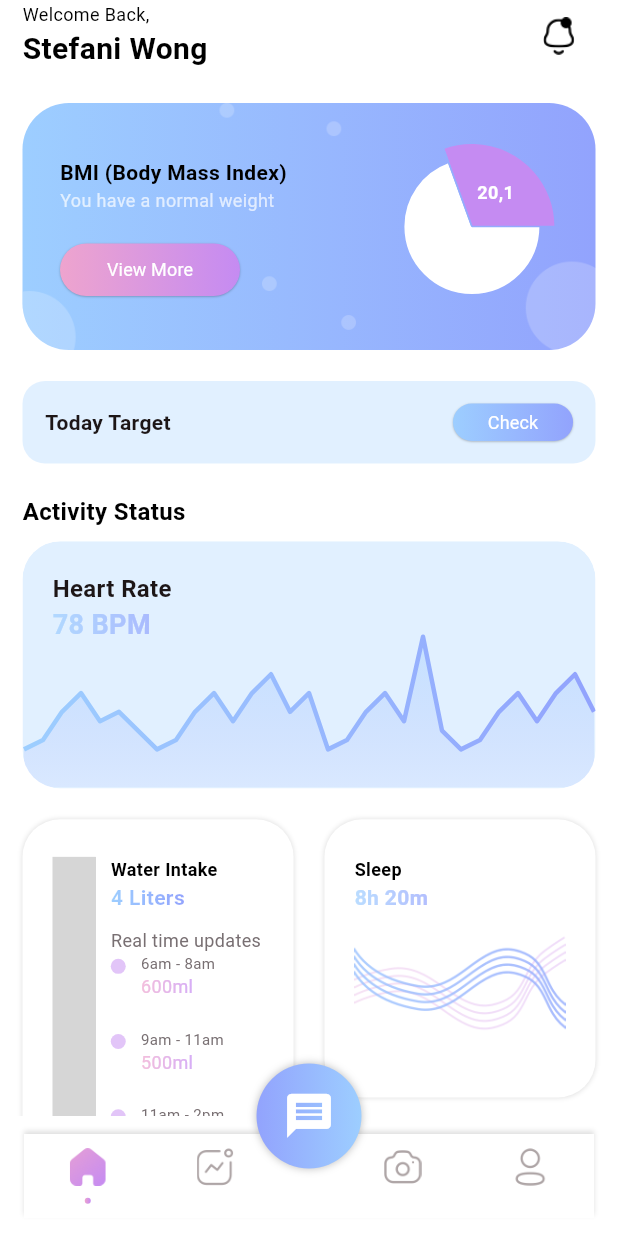
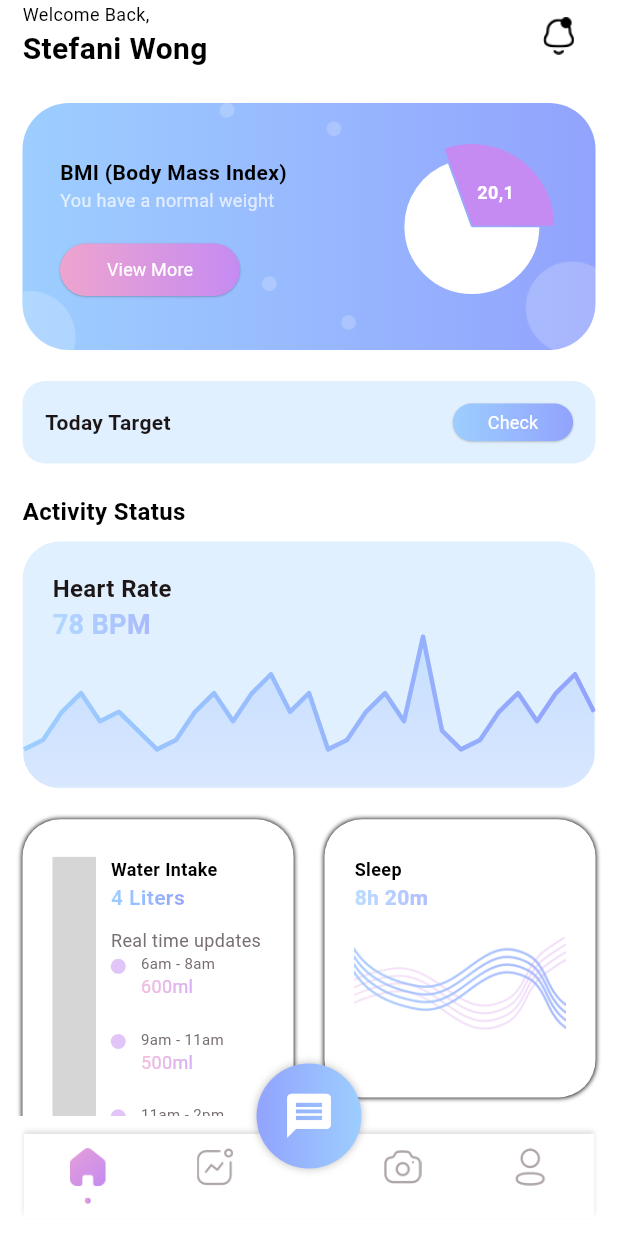
Before and after one commit to Vuonggba1403/smart_fitness_assistant, a Flutter app: the screen it shows after launch, on a phone screen of 412 x 824 dp. Run offline on Flutter 3.47's test engine with Material 3 defaults, Android fonts, the phone set to English and light mode, and no system bars; drawn by our look-alikes of fl_chart; our stand-ins replace animated_toggle_switch, bloc, carousel_slider, delightful_toast, flutter_bloc, readmore and 3 more; missing offline and left inert: dotted_dashed_line, simple_animation_progress_bar; key blocks and very long unbroken strings in the code were emptied for the run; grey boxes are pictures that could not be loaded.

```diff
--- a/lib/core/theme/logic/cubit/theme_cubit.dart
+++ b/lib/core/theme/logic/cubit/theme_cubit.dart
@@ -6,11 +6,6 @@ import 'package:smart_fitness_assistant/core/theme/ui/app_theme.dart';
 
 part 'theme_state.dart';
 
-/// ThemeCubit chịu trách nhiệm:
-/// - Load theme khi khởi tạo (_loadTheme)
-/// - Toggle theme khi user đổi (toggleTheme)
-/// - Lưu trạng thái vào SharedPreferences (persistence)
-/// - Cung cấp getter currentTheme nếu cần trực tiếp ThemeData
 class ThemeCubit extends Cubit<ThemeState> {
   /// Khởi tạo với mặc định (isDarkMode = false).
   /// Sau đó _loadTheme sẽ đọc prefs và emit lại nếu có saved value.
--- a/lib/core/theme/logic/cubit/theme_state.dart
+++ b/lib/core/theme/logic/cubit/theme_state.dart
@@ -5,8 +5,6 @@ class ThemeState {
   final bool isDarkMode;
 
   const ThemeState({required this.isDarkMode});
-
-  /// Tạo state mới từ state hiện tại (pattern copyWith)
   ThemeState copyWith({bool? isDarkMode}) {
     return ThemeState(isDarkMode: isDarkMode ?? this.isDarkMode);
   }
--- a/lib/core/theme/ui/app_theme.dart
+++ b/lib/core/theme/ui/app_theme.dart
@@ -20,12 +20,6 @@ class AppTheme {
 
     // 🧱 Card
     cardColor: Colors.white, // Màu nền cho các card, container
-    shadowColor: Colors.black12, // Màu bóng đổ nhẹ khi sáng
-    // 🔤 Text
-    textTheme: const TextTheme(
-      bodyMedium: TextStyle(color: Colors.black), // Màu chữ chính
-      bodySmall: TextStyle(color: Colors.black54), // Màu chữ phụ, nhạt hơn
-    ),
   );
 
   // 🌚 ---------------- DARK THEME ----------------
@@ -46,11 +40,5 @@ class AppTheme {
 
     // 🧱 Card - Màu tối phù hợp dark mode
     cardColor: const Color(0xFF1A1A1A), // ✅ Thay thành màu tối gần đen
-    shadowColor: Colors.black54, // Bóng đổ mạnh hơn để nổi khối
-    // 🔤 Text
-    textTheme: const TextTheme(
-      bodyMedium: TextStyle(color: Colors.white), // Màu chữ chính
-      bodySmall: TextStyle(color: Colors.white70), // Màu chữ phụ nhạt hơn
-    ),
   );
 }
```
Also changed, not shown: 1 other file.
